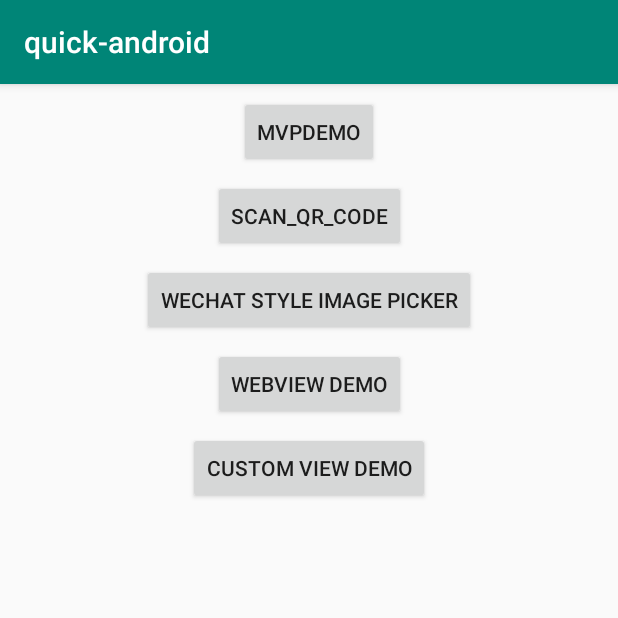
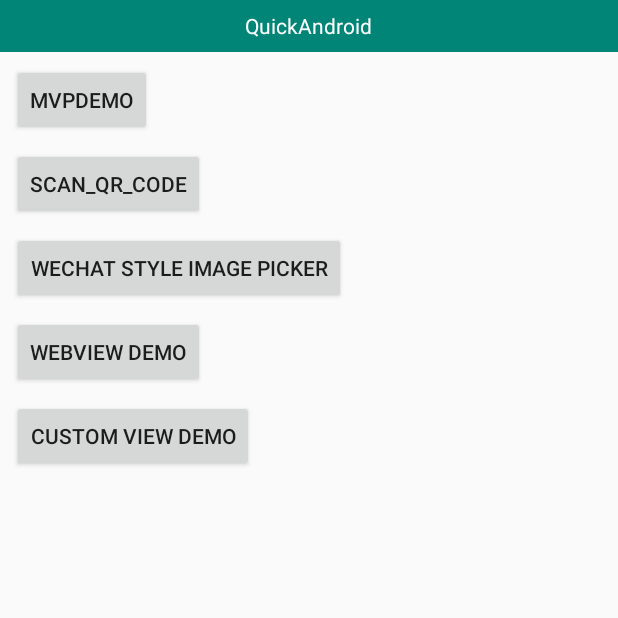
Before and after one commit to SunnyQjm/quickandroid, an Android app: the screen it shows after launch (MainActivity), on a phone screen of 412 x 824 dp, the top half of it. Run offline under Robolectric (Android 15) with nearby library versions, the phone set to English and light mode, and no system bars; our stand-ins replace RxJava; libraries missing offline, so code that uses them is left out: com.franmontiel.persistentcookiejar, com.github.anzewei.parallaxbacklayout, com.orhanobut.logger, com.qingmei2.rximagepicker, com.qingmei2.rximagepicker_extension and 3 more; 8 statements that could not run were skipped.

Commit message:
add: 添加EasyBar

```diff
--- a/app/src/main/java/cn/qjm253/quick_android/MainActivity.kt
+++ b/app/src/main/java/cn/qjm253/quick_android/MainActivity.kt
@@ -9,13 +9,14 @@ import cn.qjm253.quick_android_base.base.activity.BaseQuickAndroidActivity
 import cn.qjm253.quick_android_base.extensions.*
 import cn.qjm253.quick_android_base.util.ContentUriUtil
 import cn.qjm253.quick_android_base.util.RxSchedulersHelper
+import cn.qjm253.quick_android_easy_bar.EasyBar
+import cn.qjm253.quick_android_easy_bar.init
 import cn.qjm253.quick_android_image_picker.openWechatStyleGallery
 import cn.qjm253.quick_android_image_picker.startClipImage
 import cn.qjm253.quick_android_qrcode.scanCode
 import cn.qjm253.quick_android_rx_permission.QuickAndroidRxPermission
 import com.qingmei2.rximagepicker_extension.MimeType
 import com.qingmei2.rximagepicker_extension_wechat.WechatConfigrationBuilder
-import com.qingmei2.rximagepicker_extension_zhihu.ZhihuConfigurationBuilder
 import kotlinx.android.synthetic.main.activity_main.*
 
 class MainActivity : BaseQuickAndroidActivity() {
@@ -24,6 +25,12 @@ class MainActivity : BaseQuickAndroidActivity() {
     override fun onCreate(savedInstanceState: Bundle?) {
         super.onCreate(savedInstanceState)
         setContentView(R.layout.activity_main)
+
+        easyBar.init(
+            mode = EasyBar.Mode.NONE,
+            title = "QuickAndroid"
+        )
+
 
         mvpDemoBtn.setOnClickListener {
             jumpTo(MVPDemoActivity::class.java)
@@ -46,7 +53,6 @@ class MainActivity : BaseQuickAndroidActivity() {
                 }, {
                     "complete".i()
                 })
-//            easyRequestPermissions(arrayOf(Manifest.permission.CAMERA), R.string.camera_permission_require, 2)
         }
 
         btnWechatStyleImagePicker.setOnClickListener {
--- a/app/src/main/res/layout/activity_main.xml
+++ b/app/src/main/res/layout/activity_main.xml
@@ -1,48 +1,81 @@
 <?xml version="1.0" encoding="utf-8"?>
-<androidx.constraintlayout.widget.ConstraintLayout
-        xmlns:android="http://schemas.android.com/apk/res/android"
+<LinearLayout xmlns:android="http://schemas.android.com/apk/res/android"
+        xmlns:app="http://schemas.android.com/apk/res-auto"
         xmlns:tools="http://schemas.android.com/tools"
-        xmlns:app="http://schemas.android.com/apk/res-auto"
         android:layout_width="match_parent"
         android:layout_height="match_parent"
+        android:orientation="vertical"
         tools:context=".MainActivity">
+
+    <cn.qjm253.quick_android_easy_bar.EasyBar
+            android:id="@+id/easyBar"
+            android:layout_width="match_parent"
+            android:layout_height="wrap_content"
+            android:background="@color/colorPrimary"
+            app:title="QuickAndroid"
+            android:paddingTop="5dp"
+            android:paddingBottom="5dp"
+            app:title_color="@color/white"
+            />
+
     <Button
-            android:text="MVPDemo"
+            android:id="@+id/mvpDemoBtn"
             android:layout_width="wrap_content"
             android:layout_height="wrap_content"
-            android:id="@+id/mvpDemoBtn" app:layout_constraintEnd_toEndOf="parent" android:layout_marginEnd="8dp"
-            app:layout_constraintStart_toStartOf="parent" android:layout_marginStart="8dp"
-            android:layout_marginTop="8dp" app:layout_constraintTop_toTopOf="parent"/>
+            android:layout_marginStart="8dp"
+            android:layout_marginTop="8dp"
+            android:layout_marginEnd="8dp"
+            android:text="MVPDemo"
+            app:layout_constraintEnd_toEndOf="parent"
+            app:layout_constraintStart_toStartOf="parent"
+            app:layout_constraintTop_toTopOf="parent"
+            />
+
     <Button
-            android:text="scan_qr_code"
+            android:id="@+id/btnScanQrCode"
             android:layout_width="wrap_content"
             android:layout_height="wrap_content"
-            android:id="@+id/btnScanQrCode" android:layout_marginTop="8dp"
-            app:layout_constraintTop_toBottomOf="@+id/mvpDemoBtn" app:layout_constraintEnd_toEndOf="parent"
-            android:layout_marginEnd="8dp" app:layout_constraintStart_toStartOf="parent"
-            android:layout_marginStart="8dp"/>
+            android:layout_marginStart="8dp"
+            android:layout_marginTop="8dp"
+            android:layout_marginEnd="8dp"
+            android:text="scan_qr_code"
+            app:layout_constraintEnd_toEndOf="parent"
+            app:layout_constraintStart_toStartOf="parent"
+            app:layout_constraintTop_toBottomOf="@+id/mvpDemoBtn" />
+
     <Button
-            android:text="Wechat Style Image Picker"
+            android:id="@+id/btnWechatStyleImagePicker"
             android:layout_width="wrap_content"
             android:layout_height="wrap_content"
-            android:id="@+id/btnWechatStyleImagePicker" android:layout_marginTop="8dp"
-            app:layout_constraintTop_toBottomOf="@+id/btnScanQrCode" app:layout_constraintEnd_toEndOf="parent"
-            android:layout_marginEnd="8dp" app:layout_constraintStart_toStartOf="parent"
-            android:layout_marginStart="8dp"/>
+            android:layout_marginStart="8dp"
+            android:layout_marginTop="8dp"
+            android:layout_marginEnd="8dp"
+            android:text="Wechat Style Image Picker"
+            app:layout_constraintEnd_toEndOf="parent"
+            app:layout_constraintStart_toStartOf="parent"
+            app:layout_constraintTop_toBottomOf="@+id/btnScanQrCode" />
+
     <Button
-            android:text="Webview Demo"
+            android:id="@+id/btnWebviewDemo"
             android:layout_width="wrap_content"
             android:layout_height="wrap_content"
-            android:id="@+id/btnWebviewDemo" android:layout_marginTop="8dp"
-            app:layout_constraintTop_toBottomOf="@+id/btnWechatStyleImagePicker"
-            app:layout_constraintEnd_toEndOf="parent" android:layout_marginEnd="8dp"
-            app:layout_constraintStart_toStartOf="parent" android:layout_marginStart="8dp"/>
+            android:layout_marginStart="8dp"
+            android:layout_marginTop="8dp"
+            android:layout_marginEnd="8dp"
+            android:text="Webview Demo"
+            app:layout_constraintEnd_toEndOf="parent"
+            app:layout_constraintStart_toStartOf="parent"
+            app:layout_constraintTop_toBottomOf="@+id/btnWechatStyleImagePicker" />
+
     <Button
-            android:text="Custom view demo"
+            android:id="@+id/btnCustomViewDemo"
             android:layout_width="wrap_content"
             android:layout_height="wrap_content"
-            android:id="@+id/btnCustomViewDemo" android:layout_marginTop="8dp"
-            app:layout_constraintTop_toBottomOf="@+id/btnWebviewDemo" app:layout_constraintEnd_toEndOf="parent"
-            android:layout_marginEnd="8dp" app:layout_constraintStart_toStartOf="parent"
-            android:layout_marginStart="8dp"/>
-</androidx.constraintlayout.widget.ConstraintLayout>
+            android:layout_marginStart="8dp"
+            android:layout_marginTop="8dp"
+            android:layout_marginEnd="8dp"
+            android:text="Custom view demo"
+            app:layout_constraintEnd_toEndOf="parent"
+            app:layout_constraintStart_toStartOf="parent"
+            app:layout_constraintTop_toBottomOf="@+id/btnWebviewDemo" />
+</LinearLayout>
--- a/build.gradle
+++ b/build.gradle
@@ -26,7 +26,7 @@ buildscript {
     ext.junit_version = '4.12'
     ext.test_runner_version = '1.2.0'
     ext.espresso_core_version = '3.2.0'
-    ext.core_ktx_version = '1.0.2'
+    ext.core_ktx_version = '1.1.0'
 
     ext.compile_sdk_version = 29
     ext.target_sdk_version = 29
@@ -34,7 +34,7 @@ buildscript {
 
     repositories {
         google()
-        jcenter(){url 'http://jcenter.bintray.com/'}
+        jcenter() { url 'http://jcenter.bintray.com/' }
 
     }
     dependencies {
@@ -48,7 +48,7 @@ buildscript {
 allprojects {
     repositories {
         google()
-        jcenter(){url 'http://jcenter.bintray.com/'}
+        jcenter() { url 'http://jcenter.bintray.com/' }
         maven { url "https://jitpack.io" }
 
     }
--- /dev/null
+++ b/quick_android_easy_bar/src/main/AndroidManifest.xml
@@ -0,0 +1,2 @@
+<manifest xmlns:android="http://schemas.android.com/apk/res/android"
+        package="cn.qjm253.quick_android_easy_bar" />
--- /dev/null
+++ b/quick_android_easy_bar/src/main/java/cn/qjm253/quick_android_easy_bar/EasyBar.kt
@@ -0,0 +1,350 @@
+package cn.qjm253.quick_android_easy_bar
+
+import android.annotation.SuppressLint
+import android.content.Context
+import android.graphics.Bitmap
+import android.graphics.drawable.Drawable
+import android.os.Build
+import android.text.TextUtils
+import android.util.AttributeSet
+import android.util.TypedValue
+import android.view.View
+import android.view.ViewGroup
+import android.widget.ImageView
+import android.widget.RelativeLayout
+import android.widget.TextView
+import androidx.annotation.ColorInt
+import androidx.annotation.Dimension
+import androidx.annotation.DrawableRes
+import androidx.annotation.StringRes
+import cn.qjm253.quick_android_base.util.DisplayUtils
+
+
+/**
+ * Created by Sunny on 2017/8/17 0017.
+ */
+
+class EasyBar @JvmOverloads constructor(
+    context: Context,
+    attrs: AttributeSet? = null,
+    defStyleAttr: Int = 0
+) : RelativeLayout(context, attrs, defStyleAttr) {
+    private var title: String? = null
+    @Dimension
+    private var titleSize: Int = 0
+    @ColorInt
+    private var titleColor: Int = 0
+    @DrawableRes
+    private var leftIcon: Int = 0
+    @DrawableRes
+    private var rightIcon: Int = 0
+    @Dimension
+    private var iconSize: Int = 0
+    @Dimension
+    private var iconMargin: Int = 0
+
+    private var leftText: String = ""
+    private var rightText: String = ""
+    private var displayMode: Mode = Mode.TEXT
+
+
+    private lateinit var imgLeft: ImageView
+    private lateinit var imgRight: ImageView
+    private lateinit var tvTitle: TextView
+    private lateinit var tvLeftText: TextView
+    private lateinit var tvRightText: TextView
+    private var mListener: OnEasyBarClickListener? = null
+
+    init {
+        initAttr(context, attrs)
+        initView(context)
+    }
+
+    @SuppressLint("ObsoleteSdkInt")
+    private fun initView(context: Context) {
+
+        //left icon
+        imgLeft = ImageView(context)
+        imgLeft.setImageResource(leftIcon)
+        imgLeft.scaleType = ImageView.ScaleType.FIT_CENTER
+        val imgLeftParam = RelativeLayout.LayoutParams(
+            ViewGroup.LayoutParams.WRAP_CONTENT,
+            ViewGroup.LayoutParams.WRAP_CONTENT
+        )
+        imgLeftParam.addRule(RelativeLayout.CENTER_VERTICAL)
+        imgLeftParam.addRule(RelativeLayout.ALIGN_PARENT_LEFT)
+        imgLeftParam.width = iconSize
+        imgLeftParam.height = iconSize
+        imgLeft.layoutParams = imgLeftParam
+        imgLeft.setPadding(iconMargin, iconMargin, iconMargin, iconMargin)
+        addView(imgLeft, imgLeftParam)
+
+        imgLeft.setOnClickListener { v ->
+            mListener?.onLeftIconClick(v)
+        }
+
+        //center title
+        tvTitle = TextView(context)
+        tvTitle.ellipsize = TextUtils.TruncateAt.END
+        tvTitle.setSingleLine()
+        tvTitle.text = title
+        tvTitle.textSize = titleSize.toFloat()
+        tvTitle.setTextColor(titleColor)
+        val tvTitleParam = RelativeLayout.LayoutParams(
+            ViewGroup.LayoutParams.WRAP_CONTENT,
+            ViewGroup.LayoutParams.WRAP_CONTENT
+        )
+        val titleMargin = iconSize
+        if (Build.VERSION.SDK_INT >= Build.VERSION_CODES.JELLY_BEAN_MR1) {
+            tvTitleParam.marginStart = titleMargin
+            tvTitleParam.marginEnd = titleMargin
+        } else {
+            tvTitleParam.leftMargin = titleMargin
+            tvTitleParam.rightMargin = titleMargin
+        }
+        tvTitleParam.addRule(RelativeLayout.CENTER_IN_PARENT)
+        tvTitle.layoutParams = tvTitleParam
+        addView(tvTitle, tvTitleParam)
+
+        //left text
+        tvLeftText = TextView(context)
+        tvLeftText.textSize = titleSize.toFloat()
+        tvLeftText.setTextColor(titleColor)
+        val tv_left_text_param = RelativeLayout.LayoutParams(
+            ViewGroup.LayoutParams.WRAP_CONTENT,
+            ViewGroup.LayoutParams.WRAP_CONTENT
+        )
+        tv_left_text_param.addRule(RelativeLayout.ALIGN_PARENT_LEFT)
+        tv_left_text_param.addRule(RelativeLayout.CENTER_VERTICAL)
+        tv_left_text_param.leftMargin = iconMargin
+        tvLeftText.layoutParams = tv_left_text_param
+        addView(tvLeftText)
+        tvLeftText.text = leftText
+        tvLeftText.visibility = View.INVISIBLE
+        tvLeftText.setOnClickListener { v ->
+            mListener?.onLeftIconClick(v)
+        }
+
+
+        //right text
+        tvRightText = TextView(context)
+        tvRightText.textSize = titleSize.toFloat()
+        tvRightText.setTextColor(titleColor)
+        val tvRightTextParam = RelativeLayout.LayoutParams(
+            ViewGroup.LayoutParams.WRAP_CONTENT,
+            ViewGroup.LayoutParams.WRAP_CONTENT
+        )
+        tvRightTextParam.addRule(RelativeLayout.ALIGN_PARENT_RIGHT)
+        tvRightTextParam.addRule(RelativeLayout.CENTER_VERTICAL)
+        tvRightTextParam.rightMargin = iconMargin
+        tvRightText.layoutParams = tvRightTextParam
+        addView(tvRightText)
+        tvRightText.text = rightText
+        tvRightText.visibility = View.INVISIBLE
+        tvRightText.setOnClickListener { v ->
+            mListener?.onRightIconClick(v)
+        }
+
+        //right icon
+        imgRight = ImageView(context)
+        imgRight.setImageResource(rightIcon)
+        imgRight.scaleType = ImageView.ScaleType.FIT_CENTER
+        val imgRightParam = RelativeLayout.LayoutParams(
+            ViewGroup.LayoutParams.WRAP_CONTENT,
+            ViewGroup.LayoutParams.WRAP_CONTENT
+        )
+        imgRightParam.addRule(RelativeLayout.CENTER_VERTICAL)
+        imgRightParam.addRule(RelativeLayout.ALIGN_PARENT_RIGHT)
+        imgRightParam.width = iconSize
+        imgRightParam.height = iconSize
+        imgRight.layoutParams = imgRightParam
+        imgRight.setPadding(iconMargin, iconMargin, iconMargin, iconMargin)
+        addView(imgRight, imgRightParam)
+
+        imgRight.visibility = View.INVISIBLE
+        imgRight.setOnClickListener { v ->
+            mListener?.onRightIconClick(v)
+        }
+
+        setDisplayMode(displayMode)
+    }
+
+    private fun initAttr(context: Context, attrs: AttributeSet?) {
+        val ta = context.obtainStyledAttributes(attrs, R.styleable.EasyBar)
+        title = ta.getString(R.styleable.EasyBar_title)
+        titleSize = DisplayUtils.px2sp(
+            context,
+            ta.getDimensionPixelSize(
+                R.styleable.EasyBar_title_size,
+                TypedValue.applyDimension(
+                    TypedValue.COMPLEX_UNIT_SP,
+                    14f,
+                    resources.displayMetrics
+                ).toInt()
+            ).toFloat()
+        )
+        titleColor =
+            ta.getColor(R.styleable.EasyBar_title_color, resources.getColor(R.color.text_gray))
+        leftIcon = ta.getResourceId(R.styleable.EasyBar_left_icon, R.drawable.back)
+//        rightIcon = ta.getResourceId(R.styleable.EasyBar_right_icon, R.drawable.back)
+        iconSize = ta.getDimensionPixelSize(
+            R.styleable.EasyBar_icon_size,
+            DisplayUtils.dip2px(context, 24f)
+        )
+        iconMargin = ta.getDimensionPixelOffset(
+            R.styleable.EasyBar_icon_margin,
+            DisplayUtils.dip2px(context, 12f)
+        )
+        leftText = ta.getString(R.styleable.EasyBar_left_text).toString()
+        rightText = ta.getString(R.styleable.EasyBar_right_text).toString()
+        val mode = ta.getInt(R.styleable.EasyBar_displayMode, 0)
+        displayMode = when (mode) {
+            0 -> Mode.ICON
+            1 -> Mode.TEXT
+            else -> Mode.ICON
+        }
+        ta.recycle()
+    }
+
+    fun setTitle(title: String) {
+        this.title = title
+        tvTitle.text = title
+    }
+
+    fun setTitle(@StringRes titleRes: Int) {
+        this.title = context.getString(titleRes)
+        tvTitle.setText(titleRes)
+    }
+
+    fun setLeftText(text: String) {
+        this.leftText = text
+        tvLeftText.text = text
+    }
+
+    fun setRightText(text: String) {
+        this.rightText = text
+        tvRightText.text = text
+    }
+
+    fun setOnEasyBarClickListener(listener: OnEasyBarClickListener) {
+        this.mListener = listener
+    }
+
+
+    fun setRightIcon(drawable: Drawable) {
+        imgRight.setImageDrawable(drawable)
+    }
+
+    fun setRightIcon(bitmap: Bitmap) {
+        imgRight.setImageBitmap(bitmap)
+    }
+
+    fun setRightIcon(@DrawableRes res: Int) {
+        imgRight.setImageResource(res)
+    }
+
+    fun getRightIcon(): View? {
+        return imgRight
+    }
+
+    fun getRightText(): String? {
+        return tvRightText.text.toString()
+    }
+
+    fun setLeftIcon(drawable: Drawable) {
+        imgLeft.setImageDrawable(drawable)
+    }
+
+    fun setLeftIcon(bitmap: Bitmap) {
+        imgLeft.setImageBitmap(bitmap)
+    }
+
+    fun setLeftIcon(@DrawableRes res: Int) {
+        imgLeft.setImageResource(res)
+    }
+
+    fun getLeftIcon(): View? {
+        return imgLeft
+    }
+
+    interface OnEasyBarClickListener {
+        /**
+         * 如果是图标模式，则响应左图标点击，否则响应左文字点击
+         *
+         * @param view
+         */
+        fun onLeftIconClick(view: View)
+
+        /**
+         * 如果是图标模式，则响应右图标点击，否则响应右文字点击
+         *
+         * @param view
+         */
+        fun onRightIconClick(view: View)
+    }
+
+
+    enum class Mode {
+        ICON, TEXT, ICON_TEXT, TEXT_ICON, ICON_, TEXT_, _ICON, _TEXT, NONE
+    }
+
+    fun setDisplayMode(mode: Mode?) {
+        when (mode) {
+            Mode.ICON -> {
+                tvLeftText.visibility = View.INVISIBLE
+                tvRightText.visibility = View.INVISIBLE
+                imgLeft.visibility = View.VISIBLE
+                imgRight.visibility = View.VISIBLE
+
+            }
+            Mode.TEXT -> {
+                tvLeftText.visibility = View.VISIBLE
+                tvRightText.visibility = View.VISIBLE
+                imgLeft.visibility = View.INVISIBLE
+                imgRight.visibility = View.INVISIBLE
+            }
+            Mode.ICON_TEXT -> {
+                tvLeftText.visibility = View.INVISIBLE
+                tvRightText.visibility = View.VISIBLE
+                imgLeft.visibility = View.VISIBLE
+                imgRight.visibility = View.INVISIBLE
+            }
+            Mode.TEXT_ICON -> {
+                tvLeftText.visibility = View.VISIBLE
+                tvRightText.visibility = View.INVISIBLE
+                imgLeft.visibility = View.INVISIBLE
+                imgRight.visibility = View.VISIBLE
+            }
+            Mode.TEXT_ -> {
+                tvLeftText.visibility = View.VISIBLE
+                tvRightText.visibility = View.INVISIBLE
+                imgLeft.visibility = View.INVISIBLE
+                imgRight.visibility = View.INVISIBLE
+            }
+            Mode.ICON_ -> {
+                tvLeftText.visibility = View.INVISIBLE
+                tvRightText.visibility = View.INVISIBLE
+                imgLeft.visibility = View.VISIBLE
+                imgRight.visibility = View.INVISIBLE
+            }
+            Mode._ICON -> {
+                tvLeftText.visibility = View.INVISIBLE
+                tvRightText.visibility = View.INVISIBLE
+                imgLeft.visibility = View.INVISIBLE
+                imgRight.visibility = View.VISIBLE
+            }
+            Mode._TEXT -> {
+                tvLeftText.visibility = View.INVISIBLE
+                tvRightText.visibility = View.VISIBLE
+                imgLeft.visibility = View.INVISIBLE
+                imgRight.visibility = View.INVISIBLE
+            }
+            Mode.NONE -> {
+                tvLeftText.visibility = View.INVISIBLE
+                tvRightText.visibility = View.INVISIBLE
+                imgLeft.visibility = View.INVISIBLE
+                imgRight.visibility = View.INVISIBLE
+            }
+        }
+    }
+}
--- /dev/null
+++ b/quick_android_easy_bar/src/main/java/cn/qjm253/quick_android_easy_bar/EasyBarExtensions.kt
@@ -0,0 +1,78 @@
+package cn.qjm253.quick_android_easy_bar
+
+
+import android.annotation.SuppressLint
+import android.view.View
+import androidx.annotation.DrawableRes
+import androidx.annotation.StringRes
+
+/**
+ * Created by sunny on 18-1-25.
+ */
+
+class EasyBarParams(
+    val mode: EasyBar.Mode = EasyBar.Mode.ICON_,
+    val title: String = "",
+    val leftCallback: (v: View) -> Unit = {},
+    val rightCallback: (v: View) -> Unit = {
+        println("empty right")
+    }, @DrawableRes val leftRes: Int = R.drawable.back,
+    @DrawableRes val rightRes: Int = 0,
+    val leftText: String = "",
+    val rightText: String = "", @StringRes val titleRes: Int = -1,
+    val isCoverCallback: Boolean = true
+) {
+}
+
+fun EasyBar.init(easyBarParams: EasyBarParams) {
+    init(
+        easyBarParams.mode,
+        easyBarParams.title,
+        easyBarParams.leftCallback,
+        easyBarParams.rightCallback,
+        easyBarParams.leftRes,
+        easyBarParams.rightRes,
+        easyBarParams.leftText,
+        easyBarParams.rightText,
+        easyBarParams.titleRes,
+        easyBarParams.isCoverCallback
+    )
+}
+
+/**
+ * 标题栏初始化
+ */
+@SuppressLint("ResourceType")
+fun EasyBar.init(
+    mode: EasyBar.Mode = EasyBar.Mode.ICON_,
+    title: String = "",
+    leftCallback: (v: View) -> Unit = {},
+    rightCallback: (v: View) -> Unit = {
+        println("empty right")
+    }, @DrawableRes leftRes: Int = R.drawable.back,
+    @DrawableRes rightRes: Int = 0,
+    leftText: String = "",
+    rightText: String = "", @StringRes titleRes: Int = -1,
+    isCoverCallback: Boolean = true
+) {
+    this.setDisplayMode(mode)
+    if (titleRes > 0)
+        this.setTitle(titleRes)
+    else
+        this.setTitle(title)
+    this.setRightIcon(rightRes)
+    this.setLeftText(leftText)
+    this.setRightText(rightText)
+    this.setLeftIcon(leftRes)
+    if (isCoverCallback)
+        this.setOnEasyBarClickListener(object : EasyBar.OnEasyBarClickListener {
+            override fun onLeftIconClick(view: View) {
+                leftCallback(view)
+            }
+
+            override fun onRightIconClick(view: View) {
+                rightCallback.invoke(view)
+            }
+
+        })
+}
--- /dev/null
+++ b/quick_android_easy_bar/src/main/res/values/colors.xml
@@ -0,0 +1,4 @@
+<?xml version="1.0" encoding="utf-8"?>
+<resources>
+    <color name="text_gray">#333333</color>
+</resources>
--- /dev/null
+++ b/quick_android_easy_bar/src/main/res/values/strings.xml
@@ -0,0 +1,3 @@
+<resources>
+    <string name="app_name">quick_android_easy_bar</string>
+</resources>
--- a/settings.gradle
+++ b/settings.gradle
@@ -1 +1 @@
-include ':app', ':quick_android_base', ':quick_android_mvp', ':quick_android_qrcode', ':quick_android_image_picker', ':quick_android_webview', ':quick_android_rx_permission', ':quick_android_custom_view'
+include ':app', ':quick_android_base', ':quick_android_mvp', ':quick_android_qrcode', ':quick_android_image_picker', ':quick_android_webview', ':quick_android_rx_permission', ':quick_android_custom_view', ':quick_android_easy_bar'
```
Also changed, not shown: app/build.gradle (+2 -7 lines), app/src/main/AndroidManifest.xml (+15 -13 lines), quick_android_easy_bar/build.gradle (added, +36 -0 lines), quick_android_easy_bar/src/main/res/values/quick_android_easy_bar_attrs.xml (added, +18 -0 lines), quick_android_easy_bar/src/main/res/drawable/back.png (added), 5 other files.
